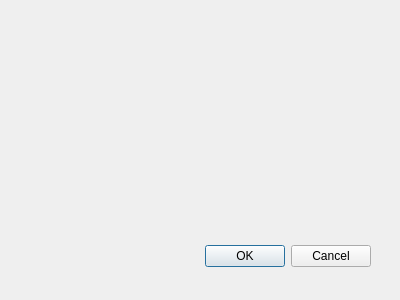
First picture: the form in src/SettingsWindow.ui, repository ochurlaud/macaw-movies, before the edit.
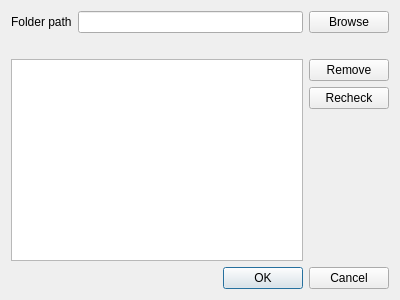
Second picture: the form after the edit.

Commit message: SettingsWindow done with QtDesign

The edit to the form file:
```diff
--- a/src/SettingsWindow.ui
+++ b/src/SettingsWindow.ui
@@ -15,22 +15,95 @@
   <property name="windowTitle">
    <string>Dialog</string>
   </property>
-  <widget name="buttonBox" class="QDialogButtonBox">
-   <property name="geometry">
-    <rect>
-     <x>30</x>
-     <y>240</y>
-     <width>341</width>
-     <height>32</height>
-    </rect>
-   </property>
-   <property name="orientation">
-    <enum>Qt::Horizontal</enum>
-   </property>
-   <property name="standardButtons">
-    <set>QDialogButtonBox::Cancel|QDialogButtonBox::Ok</set>
-   </property>
-  </widget>
+  <property name="modal">
+   <bool>true</bool>
+  </property>
+  <layout class="QGridLayout" name="gridLayout">
+   <item row="2" column="0">
+    <layout class="QHBoxLayout" name="horizontalLayout_2">
+     <item>
+      <widget class="QListView" name="knownPathList"/>
+     </item>
+     <item>
+      <layout class="QVBoxLayout" name="verticalLayout">
+       <item>
+        <widget class="QPushButton" name="removeButton">
+         <property name="text">
+          <string>Remove</string>
+         </property>
+        </widget>
+       </item>
+       <item>
+        <widget class="QPushButton" name="recheckButton">
+         <property name="text">
+          <string>Recheck</string>
+         </property>
+        </widget>
+       </item>
+       <item>
+        <spacer name="verticalSpacer">
+         <property name="orientation">
+          <enum>Qt::Vertical</enum>
+         </property>
+         <property name="sizeHint" stdset="0">
+          <size>
+           <width>20</width>
+           <height>40</height>
+          </size>
+         </property>
+        </spacer>
+       </item>
+      </layout>
+     </item>
+    </layout>
+   </item>
+   <item row="0" column="0">
+    <layout class="QHBoxLayout" name="horizontalLayout">
+     <item>
+      <widget class="QLabel" name="folderPathLabel">
+       <property name="text">
+        <string>Folder path</string>
+       </property>
+      </widget>
+     </item>
+     <item>
+      <widget class="QLineEdit" name="folderPathEdit"/>
+     </item>
+     <item>
+      <widget class="QPushButton" name="browseButton">
+       <property name="text">
+        <string>Browse</string>
+       </property>
+      </widget>
+     </item>
+    </layout>
+   </item>
+   <item row="3" column="0">
+    <widget class="QDialogButtonBox" name="buttonBox">
+     <property name="orientation">
+      <enum>Qt::Horizontal</enum>
+     </property>
+     <property name="standardButtons">
+      <set>QDialogButtonBox::Cancel|QDialogButtonBox::Ok</set>
+     </property>
+    </widget>
+   </item>
+   <item row="1" column="0">
+    <widget class="QLabel" name="folderPathMessage">
+     <property name="text">
+      <string/>
+     </property>
+    </widget>
+   </item>
+  </layout>
+  <zorder>buttonBox</zorder>
+  <zorder>folderPathLabel</zorder>
+  <zorder>folderPathEdit</zorder>
+  <zorder>browseButton</zorder>
+  <zorder>folderPathEdit</zorder>
+  <zorder>knownPathList</zorder>
+  <zorder>removeButton</zorder>
+  <zorder>folderPathMessage</zorder>
  </widget>
  <pixmapfunction/>
  <resources/>
```
Left out of the diff: 18 changed lines with no effect on the pictures. The commit also changes 3 other files.
